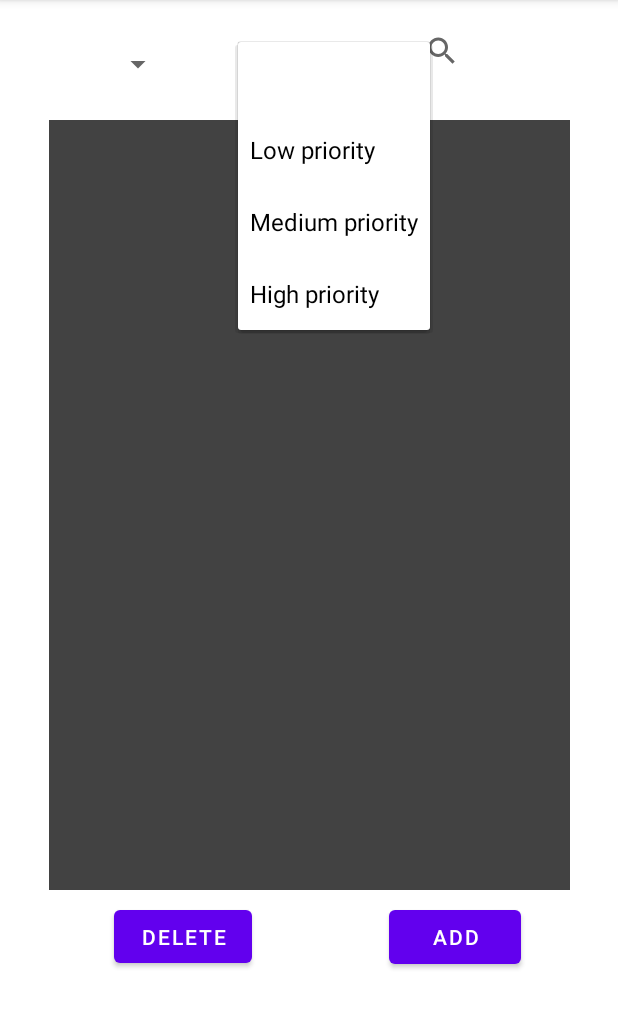
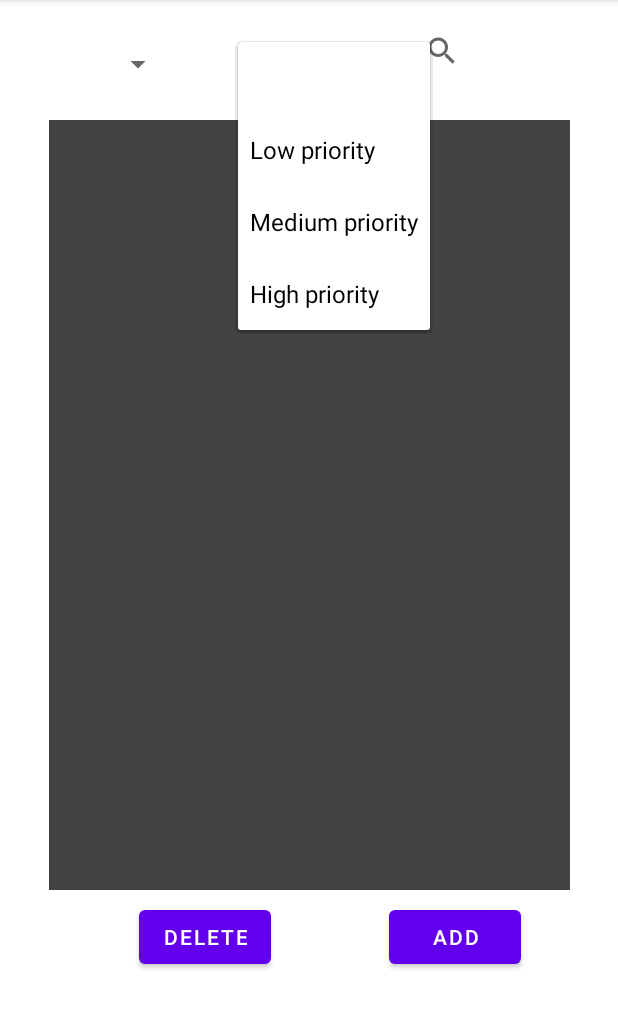
Before and after one commit to Mouaaa/ToDoList, an Android app: the screen it shows after launch (MainActivity), after a tap on an icon or button, on a phone screen of 412 x 824 dp, the part 84-1113 px from its top. Run offline under Robolectric (Android 15) with nearby library versions, the phone set to English and light mode, and no system bars.

Commit message:
suppression des sout et résolution bug delete

```diff
--- a/app/src/main/java/com/example/todo/MainActivity.java
+++ b/app/src/main/java/com/example/todo/MainActivity.java
@@ -284,7 +284,6 @@ public class MainActivity extends AppCompatActivity {
             @Override
             public void onItemSelected(AdapterView<?> parent, View view, int position, long id) {
                 String priority = parent.getItemAtPosition(position).toString();
-                System.out.println("priority: " + priority);
                 ArrayList<Task> listFound = new ArrayList<Task>();
                 for (Task task : listTask) {
                     if (task.getPriority().toLowerCase().contains(priority.toLowerCase() ) || priority.toLowerCase() == "") {
@@ -326,8 +325,6 @@ public class MainActivity extends AppCompatActivity {
                 ArrayList<Task> listFound = new ArrayList<Task>();
                 for (Task task : listTask) {
                     if (task.getProgress().toLowerCase().contains(progress.toLowerCase()) ||  progress.toLowerCase()== "") {
-                        System.out.println("progress: " + progress);
-                        System.out.println("task progress: " + task.getProgress());
                         listFound.add(task);
                     }
                 }
--- a/app/src/main/res/layout/activity_main.xml
+++ b/app/src/main/res/layout/activity_main.xml
@@ -40,13 +40,13 @@
 
     <Button
         android:id="@+id/deleteButton"
-        android:layout_width="92dp"
-        android:layout_height="47dp"
+        android:layout_width="wrap_content"
+        android:layout_height="wrap_content"
         android:layout_marginTop="7dp"
         android:text="Delete"
         app:layout_constraintBottom_toBottomOf="parent"
         app:layout_constraintEnd_toEndOf="parent"
-        app:layout_constraintHorizontal_bias="0.238"
+        app:layout_constraintHorizontal_bias="0.286"
         app:layout_constraintStart_toStartOf="parent"
         app:layout_constraintTop_toBottomOf="@+id/frameLayout"
         app:layout_constraintVertical_bias="0.0" />
```
